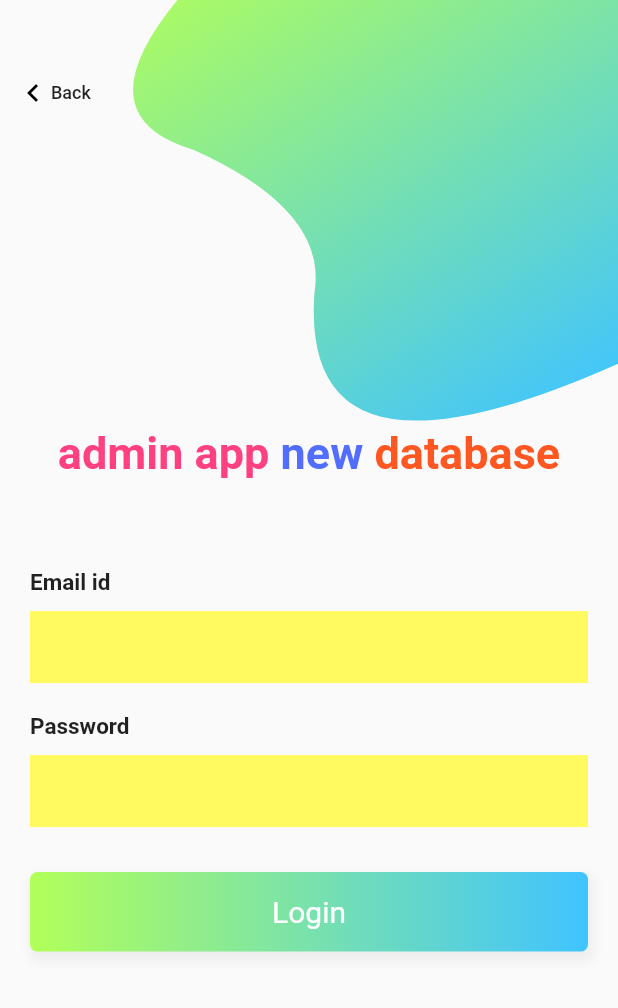
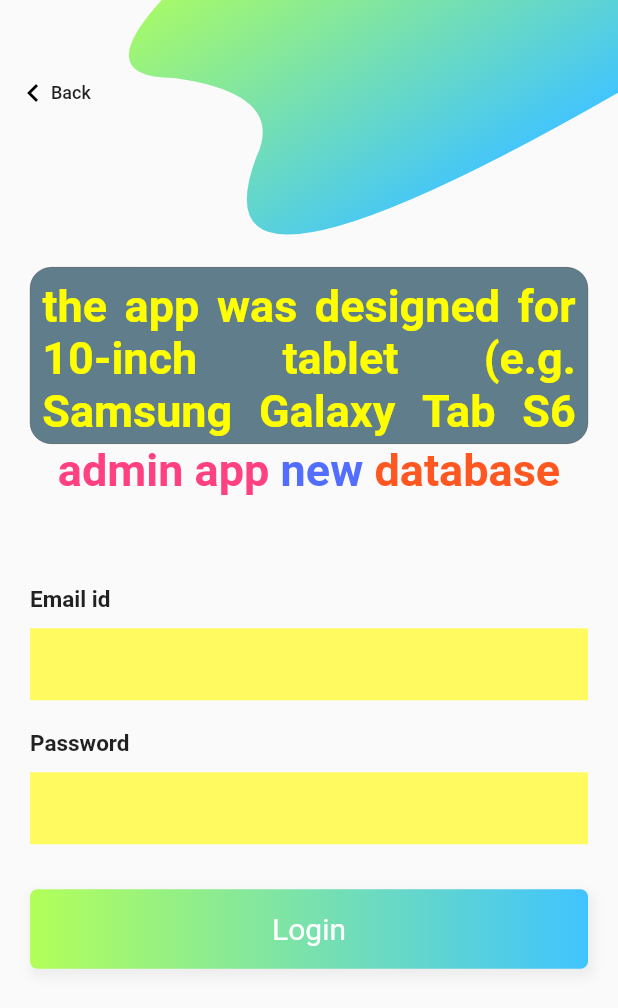
Before and after one commit to sultanularefin/newDBadminOrderApp, a Flutter app: the screen it shows after launch, on a phone screen of 412 x 824 dp. Shown: the top 1008 px of the screen. Run offline on Flutter 3.47's test engine with Material 2 defaults, Android fonts, the phone set to English and light mode, and no system bars; our stand-ins replace cached_network_image, cloud_firestore, firebase_auth, firebase_core, firebase_storage, flutter_cache_manager and 4 more; accounts and stored records are empty.

Commit message:
some text added in login page

```diff
--- a/lib/src/identity/Widget/bezierContainer.dart
+++ b/lib/src/identity/Widget/bezierContainer.dart
@@ -16,10 +16,10 @@ class BezierContainer extends StatelessWidget {
         child: ClipPath(
         clipper: ClipPainter(),
         child: Container(
-          height: MediaQuery.of(context).size.height *.5,
+          height: MediaQuery.of(context).size.height *.3,
 //          width: MediaQuery.of(context).size.width,
 
-          width: MediaQuery.of(context).size.width * 1.3,
+          width: MediaQuery.of(context).size.width * 1.4,
           decoration: BoxDecoration(
               gradient: LinearGradient(
                 begin: Alignment.topCenter,
--- a/lib/src/identity/loginPage.dart
+++ b/lib/src/identity/loginPage.dart
@@ -1,3 +1,4 @@
+import 'package:adminorderappnewdb/src/utilities/screen_size_reducers.dart';
 import 'package:flutter/material.dart';
 import 'package:flutter/services.dart';
 
@@ -55,7 +56,7 @@ class _LoginPageState extends State<LoginPage> {
         key: _scaffoldKey,
 //    return Scaffold(
         body: SingleChildScrollView(
-            child: fromWhicPage1==true? Container(
+          child:Container(
             height: MediaQuery.of(context).size.height,
             child: Stack(
               children: <Widget>[
@@ -65,10 +66,48 @@ class _LoginPageState extends State<LoginPage> {
                     crossAxisAlignment: CrossAxisAlignment.center,
                     mainAxisAlignment: MainAxisAlignment.center,
                     children: <Widget>[
+
+
                       Expanded(
-                          flex: 3,
+                        flex: 2,
                         child: SizedBox(),
                       ),
+
+                      Container(
+                        height: displayHeight(context)/7,
+                        padding: EdgeInsets.fromLTRB(8,8,8,4),
+
+                        decoration: BoxDecoration(
+                          // color: Color(0xffFFE18E),
+                          color:Colors.blueGrey,
+
+                          border: Border.all(
+                            color: Colors.black,
+                            style: BorderStyle.solid,
+                            width: 0.2,
+                          ),
+                          borderRadius: BorderRadius.all(Radius.circular(14)),
+                        ),
+
+
+                        child: RichText(
+                          textAlign: TextAlign.justify,
+                          text: TextSpan(
+                            text: 'the app was designed for 10-inch tablet (e.g. Samsung Galaxy '
+                                'Tab S6 or emulators where screen size is 10-inch ) ',
+                            style:
+                            TextStyle( //Theme.of(context).textTheme.display1,
+                              fontSize: 30,
+                              fontWeight: FontWeight.w700,
+                              color:
+                              //Color(0xffe46b10),
+                              Colors.yellowAccent,
+//            Colors.deepOrange,
+                            ),
+                          ),
+                        ),
+                      ),
+
 
                       Container(
                           child: titleWidget()
@@ -182,22 +221,7 @@ class _LoginPageState extends State<LoginPage> {
 
                         child:  _submitButton(),
                       ),
-                        /*
-                        Container(
-                          padding: EdgeInsets.symmetric(vertical: 10),
-                          alignment: Alignment.centerRight,
-                          child: Text('Forgot Password ?',
-                              style:
-                              TextStyle(fontSize: 14, fontWeight: FontWeight.w500)),
-                        ),
 
-                         */
-
-                        /*
-                        _divider(),
-                        _facebookButton(),
-                        */
-                        test(),
                       Expanded(
                         flex: 2,
                         child: SizedBox(),
@@ -219,165 +243,8 @@ class _LoginPageState extends State<LoginPage> {
                     child: BezierContainer())
               ],
             ),
-            ) :
-
-            Container(
-              height: MediaQuery.of(context).size.height,
-              child: Stack(
-                children: <Widget>[
-                  Container(
-                    padding: EdgeInsets.symmetric(horizontal: 20),
-                    child: Column(
-                      crossAxisAlignment: CrossAxisAlignment.center,
-                      mainAxisAlignment: MainAxisAlignment.center,
-                      children: <Widget>[
-                        Expanded(
-                          flex: 3,
-                          child: SizedBox(),
-                        ),
-                        Container(
-                            child: titleWidget()
-                        ),
-//                        _title(),
-                        SizedBox(
-                          height: 50,
-                        ),
-                        _emailPasswordWidget(),
-                        SizedBox(
-                          height: 20,
-                        ),
-                        InkWell(
-                          onTap: (){
-                            print("login button pressed");
-//                            showDialog(
-//                                context: context,
-//                                builder: (BuildContext context) {
-//                                  return Center(child: CircularProgressIndicator(),);
-//                                });
-
-                            _scaffoldKey.currentState.showSnackBar(
-                                new SnackBar(duration: new Duration(seconds: 30), content:
-                                new Row(
-                                  children: <Widget>[
-                                    new CircularProgressIndicator(),
-                                    new Text("  Signing-In...",style:TextStyle(
-                                      color: Colors.white38,
-                                    ))
-                                  ],
-                                ),
-                                )
-                            );
-                            final identityBlocLoginPage =
-                            BlocProvider.of<IdentityBloc>(context);
-
-//                            UserCredential > AuthResult  as a result of versoin change..
-                            Future<UserCredential> userCheck=
-                            identityBlocLoginPage.handleSignInFromLoginPage(emailState.trim(),passwordState.trim());
-
-//                            _handleSignIn();
-
-                            print('userCheck: $userCheck');
-
-                            userCheck.whenComplete(() {
-
-                              print("called when future completes");
-
-                            }
-                            ).then((onValue){
-
-//                              FoodItemWithDocID emptyFoodItemWithDocID =new FoodItemWithDocID();
-//                              List<NewIngredient> emptyIngs = [];
-
-//                              Navigator.of(context).pop();
-
-
-                              Navigator.of(context).pushAndRemoveUntil(
-                                //        MaterialPageRoute(builder: (context) => HomeScreen())
-                                //
-                                //        MaterialPageRoute(builder: (context) => MyHomePage())
-                                  MaterialPageRoute(builder: (BuildContext context) {
-
-                                    return BlocProvider<IdentityBloc>(
-                                        bloc: IdentityBloc(),
-                                        //AppBloc(emptyFoodItemWithDocID,loginPageIngredients,fromWhichPage:0),
-                                        child: WelcomePage()
-                                    );
-                                    /*
-                                  return BlocProvider<FoodGalleryBloc>(
-                                      bloc: FoodGalleryBloc(),
-                                      child: FoodGallery2()
-
-                                  );
-
-                                  */
-
-
-
-//                                      drawerScreen()
-
-
-                                  }),(Route<dynamic> route) => false);
-
-
-
-//                            _handleSignIn();
-                            }).catchError((onError){
-                              print('LOGIN ERROR **** at onError $onError ***');
-                              _scaffoldKey.currentState.showSnackBar(
-                                new SnackBar(duration: new Duration(seconds: 6), content:Container(
-                                  child:
-                                  new Row(
-                                    children: <Widget>[
-                                      new CircularProgressIndicator(),
-                                      new Text("Error: ${onError.message.substring(0,40)}",style:
-                                      TextStyle( /*fontSize: 10,*/ fontWeight: FontWeight.w500,
-                                          color:Colors.white)),
-                                    ],
-                                  ),
-                                )),);
-
-                            });
-                          },
-
-                          child:  _submitButton(),
-                        ),
-                        /*
-                        Container(
-                          padding: EdgeInsets.symmetric(vertical: 10),
-                          alignment: Alignment.centerRight,
-                          child: Text('Forgot Password ?',
-                              style:
-                              TextStyle(fontSize: 14, fontWeight: FontWeight.w500)),
           ),
 
-                         */
-
-                        /*
-                        _divider(),
-                        _facebookButton(),
-                        */
-                        Expanded(
-                          flex: 2,
-                          child: SizedBox(),
-                        ),
-                        /* */
-                      ],
-                    ),
-                  ),
-                  /*
-                  Align(
-                    alignment: Alignment.bottomCenter,
-                    child: _createAccountLabel(),
-                  ),
-                  */
-                  Positioned(top: 40, left: 0, child: _backButton()),
-                  Positioned(
-                      top: -MediaQuery.of(context).size.height * .15,
-                      right: -MediaQuery.of(context).size.width * .4,
-                      child: BezierContainer())
-                ],
-              ),
-            )
         )
     );
   }
@@ -558,6 +425,26 @@ class _LoginPageState extends State<LoginPage> {
 
 
 
+  Widget titleWidget1() {
+    return RichText(
+      textAlign: TextAlign.justify,
+      text: TextSpan(
+        text: 'the app was designed for 10-inch tablet (e.g. Samsung Galaxy '
+            'Tab S6 or emulators where screen size is 10-inch ) ',
+        style:
+        TextStyle( //Theme.of(context).textTheme.display1,
+          fontSize: 30,
+          fontWeight: FontWeight.w700,
+          color:
+          //Color(0xffe46b10),
+          Colors.lightGreenAccent,
+//            Colors.deepOrange,
+        ),
+      ),
+    );
+  }
+
+
   Widget titleWidget() {
     return RichText(
       textAlign: TextAlign.center,
@@ -600,10 +487,7 @@ class _LoginPageState extends State<LoginPage> {
     );
   }
 
-  Widget test() {
-    return Text('you are logged out',
-      style: TextStyle(color: Colors.red, fontSize: 40),);
-  }
+
 
 
 
```
Also changed, not shown: lib/src/screens/HomeScreenNewDB2/foodgalleryAdminHome2.dart (+29 -7 lines), lib/src/BLoC/admin/AdminFirebaseSauceBloc.dart (line endings or trailing spaces). Lines whose indentation alone changed are shown as unchanged.
